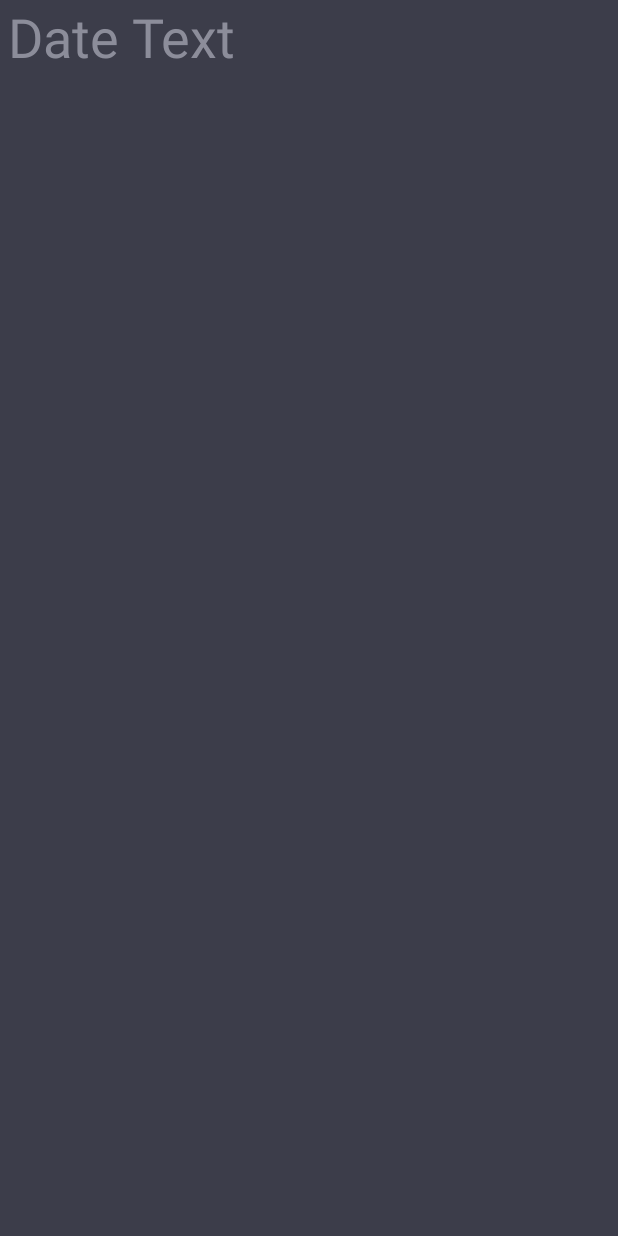
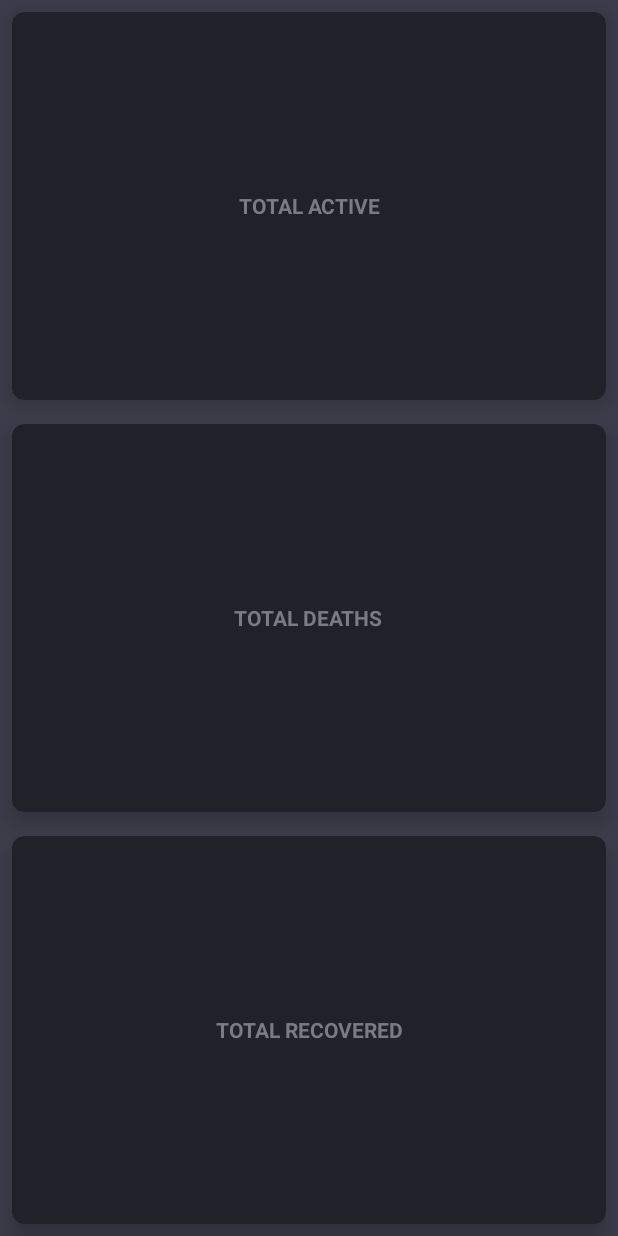
Before and after one commit to SunnyTamang/CovidTracker, an Android app: the SecondFrag screen opened through its navigation route, on a phone screen of 412 x 824 dp. Before the commit the screen is almost empty. Run offline under Robolectric (Android 15) with nearby library versions, the phone set to English and light mode, and no system bars.

Commit message:
added cards in second frag

```diff
--- a/app/build.gradle
+++ b/app/build.gradle
@@ -39,4 +39,5 @@ dependencies {
     testImplementation 'junit:junit:4.+'
     androidTestImplementation 'androidx.test.ext:junit:1.1.2'
     androidTestImplementation 'androidx.test.espresso:espresso-core:3.3.0'
+
 }
--- a/app/src/main/res/layout/fragment_second.xml
+++ b/app/src/main/res/layout/fragment_second.xml
@@ -8,20 +8,115 @@
 
     <!-- TODO: Update blank fragment layout -->
 
+    <GridLayout
+        android:layout_width="match_parent"
+        android:layout_height="match_parent"
+        android:layout_below="@+id/datetext"
+        android:rowCount="3"
+        android:columnCount="2"
 
-    <TextView
-        android:id="@+id/datetext"
-        android:layout_width="wrap_content"
-        android:layout_height="wrap_content"
-        android:layout_marginStart="5dp"
-        android:layout_marginLeft="5dp"
-        android:layout_marginTop="36dp"
-        android:text="@string/date_text"
-        android:textAllCaps="false"
-        android:textColor="#8C8D9A"
-        android:textSize="36sp"
-        app:layout_constraintStart_toStartOf="parent"
-        app:layout_constraintTop_toBottomOf="@+id/covidtext" />
+        >
+
+        <androidx.cardview.widget.CardView
+            android:layout_width="wrap_content"
+            android:layout_height="wrap_content"
+            android:layout_row="0"
+            android:layout_column="0"
+            android:layout_gravity="fill"
+            android:layout_rowWeight="1"
+            android:layout_columnWeight="1"
+            android:layout_margin="8dp"
+            app:cardCornerRadius="8dp"
+            app:cardElevation="8dp"
+            app:cardBackgroundColor="#20222A"
+            >
+            <LinearLayout
+                android:layout_width="wrap_content"
+                android:layout_height="wrap_content"
+                android:orientation="vertical"
+                android:gravity="center"
+                android:layout_gravity="center_vertical|center_horizontal" >
+
+                <TextView
+                    android:id="@+id/total_active"
+                    android:layout_width="wrap_content"
+                    android:layout_height="wrap_content"
+                    android:gravity="center_horizontal"
+                    android:text="@string/total_active"
+                    android:textColor="#797C81"
+                    android:textStyle="bold" />
+            </LinearLayout>
+
+        </androidx.cardview.widget.CardView>
+
+        <androidx.cardview.widget.CardView
+            android:layout_width="wrap_content"
+            android:layout_height="wrap_content"
+            android:layout_row="1"
+            android:layout_column="0"
+            android:layout_gravity="fill"
+            android:layout_rowWeight="1"
+            android:layout_columnWeight="1"
+            android:layout_margin="8dp"
+            app:cardCornerRadius="8dp"
+            app:cardElevation="8dp"
+            app:cardBackgroundColor="#20222A"
+            >
+            <LinearLayout
+                android:layout_width="wrap_content"
+                android:layout_height="wrap_content"
+                android:orientation="vertical"
+                android:gravity="center"
+                android:layout_gravity="center_vertical|center_horizontal" >
+
+                <TextView
+                    android:id="@+id/total_deaths"
+                    android:layout_width="wrap_content"
+                    android:layout_height="wrap_content"
+                    android:gravity="center"
+                    android:text="@string/total_deaths"
+                    android:textColor="#797C81"
+                    android:textStyle="bold" />
+            </LinearLayout>
+
+        </androidx.cardview.widget.CardView>
+
+        <androidx.cardview.widget.CardView
+            android:id="@+id/total_recovered_card"
+            android:layout_width="wrap_content"
+            android:layout_height="wrap_content"
+            android:layout_row="2"
+            android:layout_rowWeight="1"
+            android:layout_column="0"
+            android:layout_columnWeight="1"
+            android:layout_gravity="fill"
+            android:layout_margin="8dp"
+            app:cardBackgroundColor="#20222A"
+            app:cardCornerRadius="8dp"
+            app:cardElevation="8dp">
+
+            <LinearLayout
+                android:layout_width="wrap_content"
+                android:layout_height="wrap_content"
+                android:layout_gravity="center_vertical|center_horizontal"
+                android:gravity="center"
+                android:orientation="vertical">
+
+                <TextView
+                    android:id="@+id/total_recovered"
+                    android:layout_width="wrap_content"
+                    android:layout_height="wrap_content"
+                    android:gravity="center"
+                    android:text="@string/total_recovered"
+                    android:textColor="#797C81"
+                    android:textStyle="bold" />
+            </LinearLayout>
+
+        </androidx.cardview.widget.CardView>
+
+    </GridLayout>
+
+    <!-- we can use layout_below to align the above grid below any object -->
 
 
 </androidx.constraintlayout.widget.ConstraintLayout>
--- a/app/src/main/res/values/strings.xml
+++ b/app/src/main/res/values/strings.xml
@@ -9,4 +9,7 @@
     <!-- TODO: Remove or change this placeholder text -->
     <string name="hello_blank_fragment">Hello blank fragment</string>
     <string name="_1">1</string>
+    <string name="total_recovered">TOTAL RECOVERED</string>
+    <string name="total_deaths">TOTAL DEATHS</string>
+    <string name="total_active">TOTAL ACTIVE</string>
 </resources>
```
